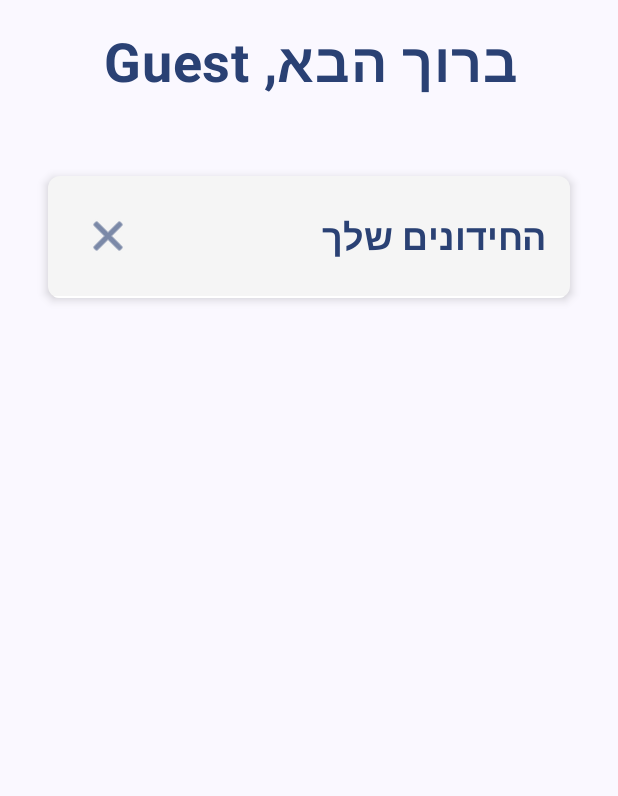
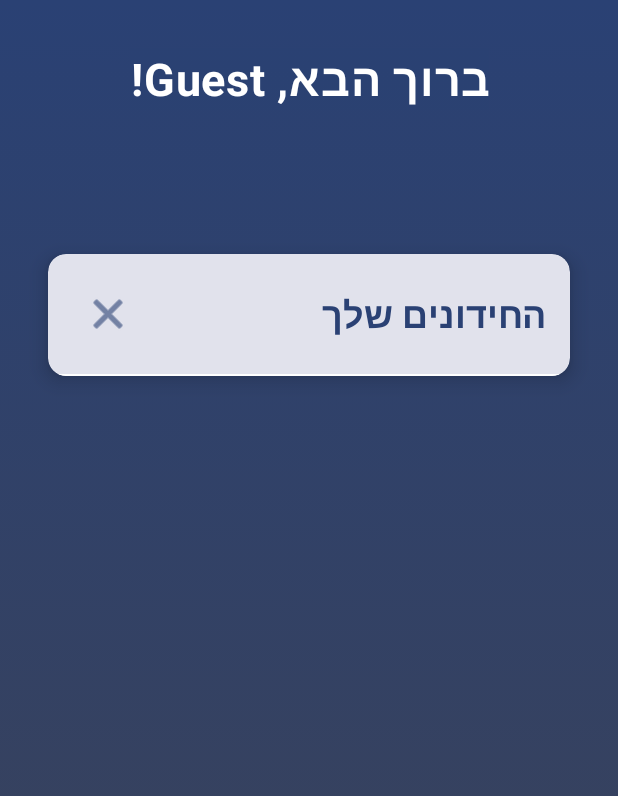
Before and after one commit to Netanel6/Xplore, an Android app built with Jetpack Compose: the composable HomeScreen called with empty values, after a tap on "בחר חידון והתחל לשחק", on a phone screen of 412 x 824 dp. Shown: the top 796 px of the screen. Run offline under Robolectric (Android 15) with nearby library versions, the phone set to English and light mode, and no system bars; our stand-ins replace Dagger/Hilt's generated code; network calls fail.

Commit message:
Home screen update

```diff
--- a/app/src/main/java/com/netanel/xplore/home/HomeScreen.kt
+++ b/app/src/main/java/com/netanel/xplore/home/HomeScreen.kt
@@ -1,8 +1,8 @@
 package com.netanel.xplore.home
-
 
 import androidx.compose.animation.core.tween
 import androidx.compose.animation.expandVertically
+import androidx.compose.animation.fadeIn
 import androidx.compose.animation.shrinkVertically
 import androidx.compose.foundation.background
 import androidx.compose.foundation.clickable
@@ -38,6 +38,8 @@ import androidx.compose.runtime.remember
 import androidx.compose.runtime.setValue
 import androidx.compose.ui.Alignment
 import androidx.compose.ui.Modifier
+import androidx.compose.ui.draw.shadow
+import androidx.compose.ui.graphics.Brush
 import androidx.compose.ui.graphics.Color
 import androidx.compose.ui.res.painterResource
 import androidx.compose.ui.res.stringResource
@@ -52,6 +54,7 @@ import com.netanel.xplore.ui.AnimatedComposable
 import com.netanel.xplore.ui.theme.BluePrimary
 import com.netanel.xplore.ui.theme.OnPrimary
 import com.netanel.xplore.ui.theme.Pink40
+import kotlinx.coroutines.delay
 
 @Composable
 fun HomeScreen(
@@ -65,36 +68,51 @@ fun HomeScreen(
     var showQuizList by remember { mutableStateOf(false) }
     val username by userViewModel.username.collectAsState(initial = "")
 
-    LaunchedEffect(userId) {
+    var isUiVisible by remember { mutableStateOf(false) }
+
+    // 🌟 Fade-in Animation
+    LaunchedEffect(Unit) {
         homeViewModel.fetchQuizzes(userId)
+        delay(300)
+        isUiVisible = true
     }
 
     Box(
         modifier = Modifier
             .fillMaxSize()
-            .background(MaterialTheme.colorScheme.background)
+            .background(
+                Brush.verticalGradient(
+                    colors = listOf(MaterialTheme.colorScheme.primary, MaterialTheme.colorScheme.secondary)
+                )
+            ),
     ) {
         Column(
             modifier = Modifier
                 .fillMaxSize()
                 .padding(16.dp),
-            verticalArrangement = Arrangement.Top,
+            verticalArrangement = Arrangement.Top, // 👈 Aligns UI properly
             horizontalAlignment = Alignment.CenterHorizontally
         ) {
-            // Title Section
-            Column(
-                modifier = Modifier.padding(bottom = 16.dp),
-                horizontalAlignment = Alignment.CenterHorizontally
-            ) {
-                Text(
-                    text = "ברוך הבא, $username",
-                    fontWeight = FontWeight.Bold,
-                    fontSize = 36.sp,
-                    color = MaterialTheme.colorScheme.primary
-                )
-            }
+            // 🔹 Welcome Text (Ensures visibility)
+            AnimatedComposable(
+                isVisible = isUiVisible,
+                enter = fadeIn(animationSpec = tween(1000)),
+                content = {
+                    Text(
+                        text = stringResource(R.string.welcome_back, username),
+                        fontSize = 30.sp,
+                        fontWeight = FontWeight.Bold,
+                        color = MaterialTheme.colorScheme.onPrimary,
+                        modifier = Modifier
+                            .padding(16.dp)
+                            .background(MaterialTheme.colorScheme.primary.copy(alpha = 0.2f)) // 👈 Ensures visibility
+                    )
+                }
+            )
 
-            // "Select Quiz" Button
+            Spacer(modifier = Modifier.height(24.dp))
+
+            // 🏆 Select Quiz Button
             AnimatedComposable(
                 isVisible = !showQuizList,
                 enter = expandVertically(animationSpec = tween(500)),
@@ -118,16 +136,14 @@ fun HomeScreen(
 
             Spacer(Modifier.height(20.dp))
 
-            // "Logout" Button
+            // 🚪 Logout Button
             AnimatedComposable(
                 isVisible = !showQuizList,
                 enter = expandVertically(animationSpec = tween(500)),
                 exit = shrinkVertically(animationSpec = tween(500)),
                 content = {
                     Button(
-                        onClick = {
-                            onLogoutClicked()
-                        },
+                        onClick = { onLogoutClicked() },
                         modifier = Modifier
                             .fillMaxWidth()
                             .height(56.dp),
@@ -142,7 +158,9 @@ fun HomeScreen(
                 }
             )
 
-            // Quiz List Section
+            Spacer(Modifier.height(20.dp))
+
+            // 🎮 Quiz List (Properly aligned below the buttons)
             AnimatedComposable(
                 isVisible = showQuizList,
                 enter = expandVertically(animationSpec = tween(500)),
@@ -161,6 +179,7 @@ fun HomeScreen(
         }
     }
 }
+
 @Composable
 fun QuizList(
     quizzes: List<User.Quiz>,
@@ -170,12 +189,10 @@ fun QuizList(
     Card(
         modifier = Modifier
             .fillMaxWidth()
-            .padding(16.dp),
-        shape = RoundedCornerShape(8.dp),
-        colors = CardDefaults.cardColors(
-            containerColor = Color(0xFFF5F5F5)
-        ),
-        elevation = CardDefaults.cardElevation(4.dp)
+            .padding(16.dp)
+            .shadow(8.dp, RoundedCornerShape(12.dp)),
+        shape = RoundedCornerShape(12.dp),
+        colors = CardDefaults.cardColors(containerColor = MaterialTheme.colorScheme.surfaceVariant)
     ) {
         Column(modifier = Modifier.fillMaxWidth()) {
             Row(
@@ -199,7 +216,7 @@ fun QuizList(
                 }
             }
 
-            Divider(color = Color.White, thickness = 1.dp)
+            Divider(color = MaterialTheme.colorScheme.onPrimary, thickness = 1.dp)
             LazyColumn(
                 modifier = Modifier
                     .fillMaxWidth()
@@ -210,7 +227,7 @@ fun QuizList(
                     QuizListItem(
                         quiz = quiz,
                         onClick = { onQuizSelected(quiz.id) },
-                        backgroundColor = if (index % 2 == 0) Color.White else Color.Gray
+                        backgroundColor = if (index % 2 == 0) MaterialTheme.colorScheme.surface else MaterialTheme.colorScheme.surfaceVariant
                     )
                 }
             }
@@ -226,7 +243,7 @@ fun QuizListItem(quiz: User.Quiz, onClick: () -> Unit, backgroundColor: Color) {
             .padding(vertical = 4.dp)
             .clickable(onClick = onClick),
         colors = CardDefaults.cardColors(containerColor = backgroundColor),
-        elevation = CardDefaults.cardElevation(defaultElevation = 2.dp),
+        elevation = CardDefaults.cardElevation(defaultElevation = 4.dp),
         shape = RoundedCornerShape(8.dp)
     ) {
         Row(
--- a/app/src/main/java/com/netanel/xplore/home/HomeViewModel.kt
+++ b/app/src/main/java/com/netanel/xplore/home/HomeViewModel.kt
@@ -3,7 +3,6 @@ package com.netanel.xplore.home
 import androidx.lifecycle.ViewModel
 import androidx.lifecycle.viewModelScope
 import com.netanel.xplore.auth.repository.model.User
-import com.netanel.xplore.quiz.model.Quiz
 import com.netanel.xplore.quiz.repository.QuizRepository
 import dagger.hilt.android.lifecycle.HiltViewModel
 import kotlinx.coroutines.flow.MutableStateFlow
@@ -25,6 +24,8 @@ class HomeViewModel @Inject constructor(
     private val _errorMessage = MutableStateFlow<String?>(null)
     val errorMessage: StateFlow<String?> = _errorMessage
 
+
+
     fun fetchQuizzes(userId: String) {
         _isLoading.value = true
         viewModelScope.launch {
--- a/app/src/main/res/values/strings.xml
+++ b/app/src/main/res/values/strings.xml
@@ -24,7 +24,7 @@
     <string name="logout">🚪 התנתקות</string>
 
     <!-- 🏆 Quiz End Screen -->
-    <string name="quiz_completed">🎉 כל הכבוד! סיימת את החידון</string>
+    <string name="quiz_completed"> כל הכבוד! סיימת את החידון 🎉</string>
     <string name="final_score">הניקוד שלך: %1$d נקודות</string>
     <string name="go_home">🏠 חזור למסך הראשי</string>
 </resources>
```
